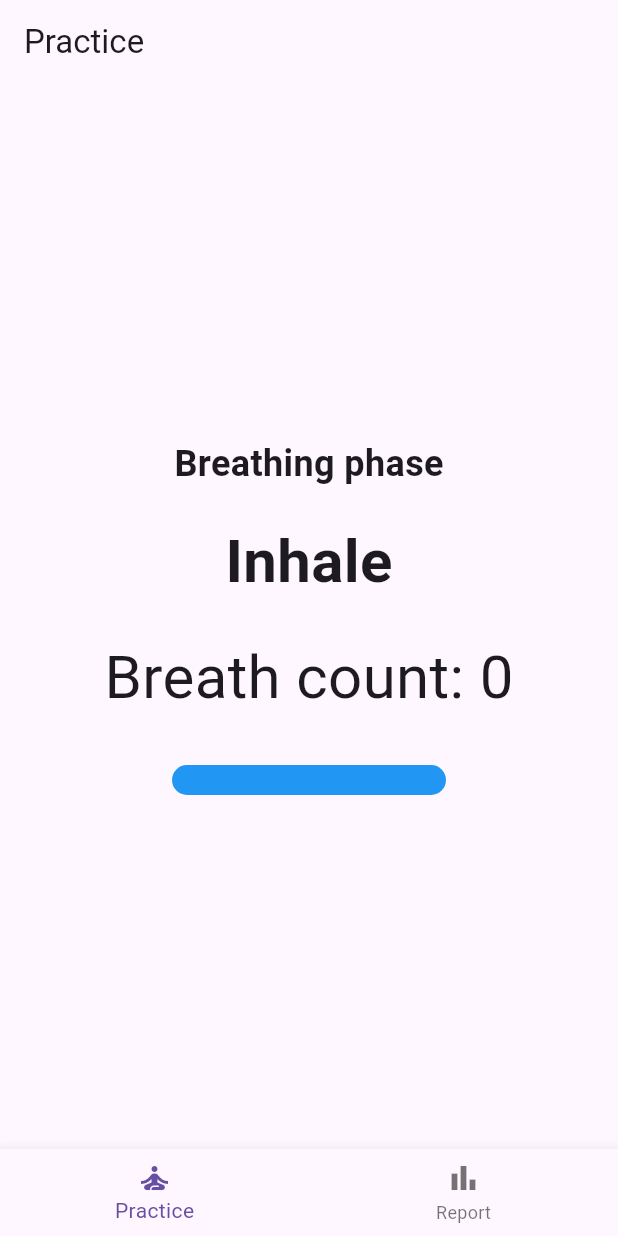
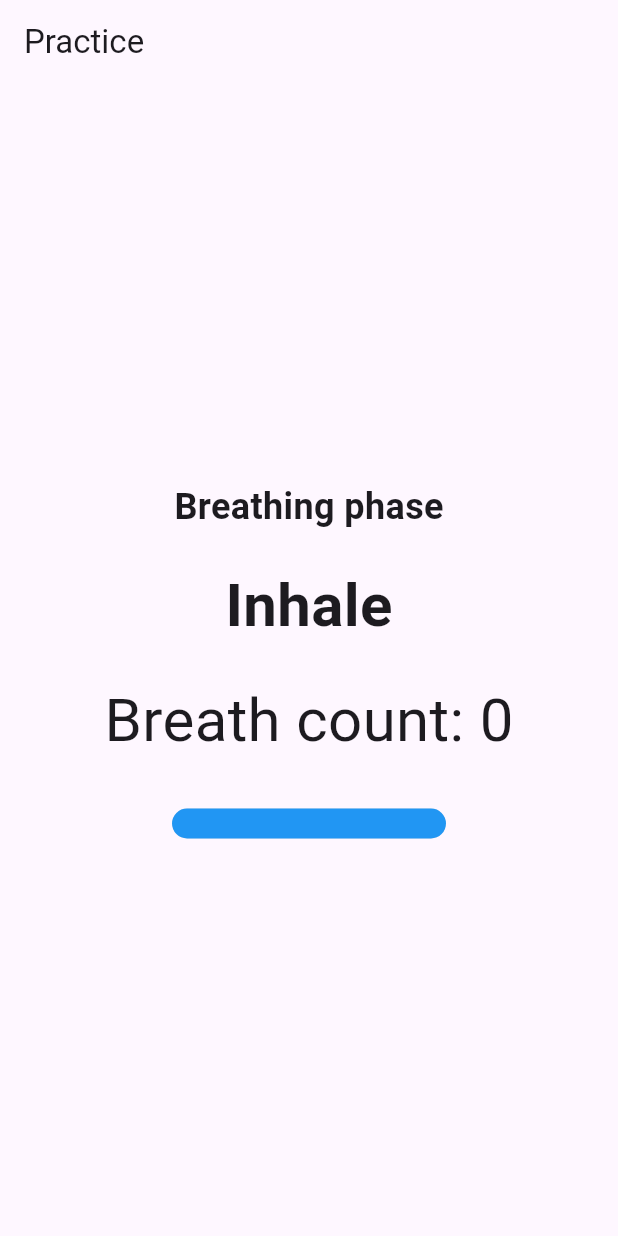
Before and after one commit to ymnavfka/wim_hof_breathing, a Flutter app: the screen it shows after launch, after a tap on "Start Practice", on a phone screen of 412 x 824 dp. Run offline on Flutter 3.47's test engine with Material 3 defaults, Android fonts, the phone set to English and light mode, and no system bars.

Commit message:
Delete report screen

```diff
--- a/wim_hof_breathing/lib/main.dart
+++ b/wim_hof_breathing/lib/main.dart
@@ -1,6 +1,5 @@
 import 'package:flutter/material.dart';
 import 'practice_screen.dart';
-import 'report_screen.dart';
 
 void main() {
   runApp(const WimHofApp());
@@ -13,9 +12,7 @@ class WimHofApp extends StatelessWidget {
   Widget build(BuildContext context) {
     return MaterialApp(
       title: 'Wim Hof Breathing',
-      theme: ThemeData(
-        primarySwatch: Colors.blue,
-      ),
+      theme: ThemeData(primarySwatch: Colors.blue),
       home: const MainScreen(),
     );
   }
@@ -29,37 +26,8 @@ class MainScreen extends StatefulWidget {
 }
 
 class _MainScreenState extends State<MainScreen> {
-  int _selectedIndex = 0;
-
-  final List<Widget> _screens = [
-    PracticeScreen(),
-    ReportScreen(),
-  ];
-
-  void _onItemTapped(int index) {
-    setState(() {
-      _selectedIndex = index;
-    });
-  }
-
   @override
   Widget build(BuildContext context) {
-    return Scaffold(
-      body: _screens[_selectedIndex],
-      bottomNavigationBar: BottomNavigationBar(
-        items: const [
-          BottomNavigationBarItem(
-            icon: Icon(Icons.self_improvement),
-            label: 'Practice',
-          ),
-          BottomNavigationBarItem(
-            icon: Icon(Icons.bar_chart),
-            label: 'Report',
-          ),
-        ],
-        currentIndex: _selectedIndex,
-        onTap: _onItemTapped,
-      ),
-    );
+    return Scaffold(body: PracticeScreen());
   }
 }
--- a/wim_hof_breathing/lib/report_screen.dart
+++ /dev/null
@@ -1,13 +0,0 @@
-import 'package:flutter/material.dart';
-
-class ReportScreen extends StatelessWidget {
-  @override
-  Widget build(BuildContext context) {
-    return Scaffold(
-      appBar: AppBar(title: Text("Report")),
-      body: Center(
-        child: Text("Report will be here"),
-      ),
-    );
-  }
-}
```
